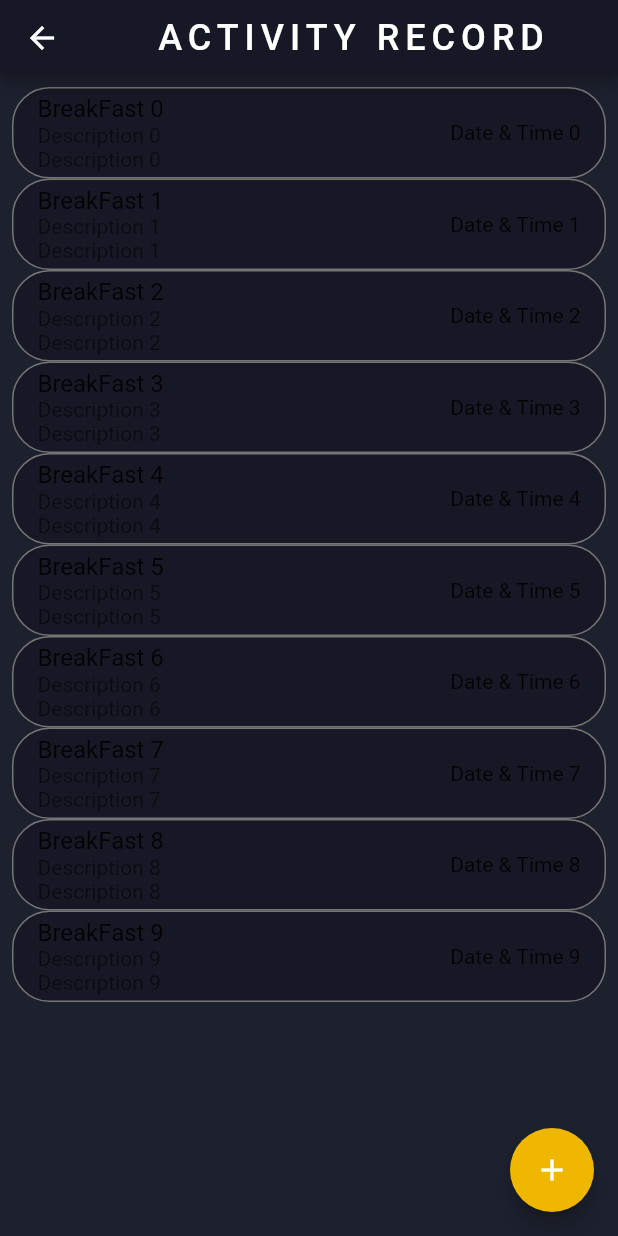
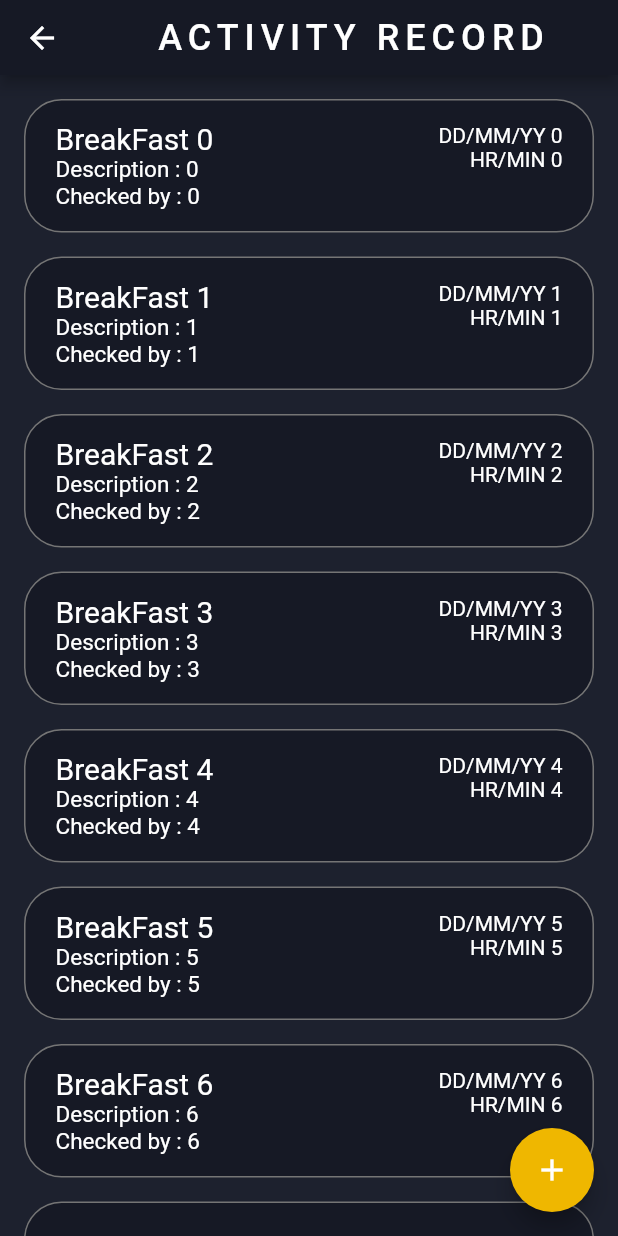
Before and after one commit to BilalRehman08/Agora-Multiple-Channels-Video-Calling, a Flutter app: the ActivtyRecord screen opened directly, on a phone screen of 412 x 824 dp. Run offline on Flutter 3.47's test engine with Material 2 defaults, Android fonts, the phone set to English and light mode, and no system bars; our stand-ins replace cloud_firestore, firebase_auth, firebase_core, get, permission_handler; missing offline and left inert: agora_rtc_engine; accounts and stored records are empty.

Commit message:
add & view patient records

```diff
--- a/lib/activity/activity_record.dart
+++ b/lib/activity/activity_record.dart
@@ -26,7 +26,11 @@ class ActivtyRecord extends StatelessWidget {
         child: ListView.builder(
             itemCount: 10,
             itemBuilder: (context, index) {
-              return ListTile(
+              return Padding(
+                padding: const EdgeInsets.all(8.0),
+                child: ListTile(
+                  contentPadding:
+                      const EdgeInsets.symmetric(vertical: 10, horizontal: 20),
                   tileColor: ColorsConstant.forebackgroundColor,
                   shape: RoundedRectangleBorder(
                       side: BorderSide(
@@ -34,16 +38,32 @@ class ActivtyRecord extends StatelessWidget {
                         width: 1,
                       ),
                       borderRadius: BorderRadius.circular(25)),
-                title: Text("BreakFast $index"),
+                  title: Text(
+                    "BreakFast $index",
+                    style: const TextStyle(color: Colors.white, fontSize: 20),
+                  ),
                   subtitle: Column(
                     crossAxisAlignment: CrossAxisAlignment.start,
                     mainAxisAlignment: MainAxisAlignment.start,
                     children: [
-                    Text("Description $index"),
-                    Text("Description $index"),
+                      Text("Description : $index",
+                          style: const TextStyle(
+                              color: Colors.white, fontSize: 15)),
+                      Text("Checked by : $index",
+                          style: const TextStyle(
+                              color: Colors.white, fontSize: 15)),
                     ],
                   ),
-                trailing: Text("Date & Time $index"),
+                  trailing: Column(
+                    crossAxisAlignment: CrossAxisAlignment.end,
+                    children: [
+                      Text("DD/MM/YY $index",
+                          style: const TextStyle(color: Colors.white)),
+                      Text("HR/MIN $index",
+                          style: const TextStyle(color: Colors.white)),
+                    ],
+                  ),
+                ),
               );
             }),
       ),
```
Also changed, not shown: lib/firebase_options.dart. Lines whose indentation alone changed are shown as unchanged.
